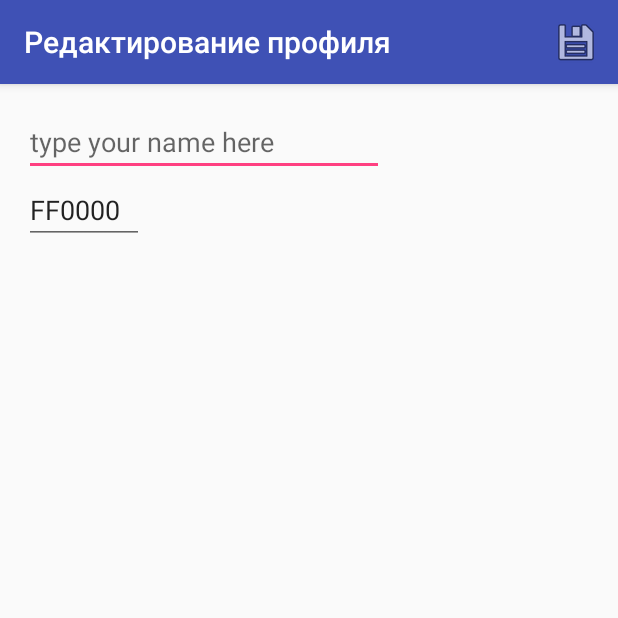
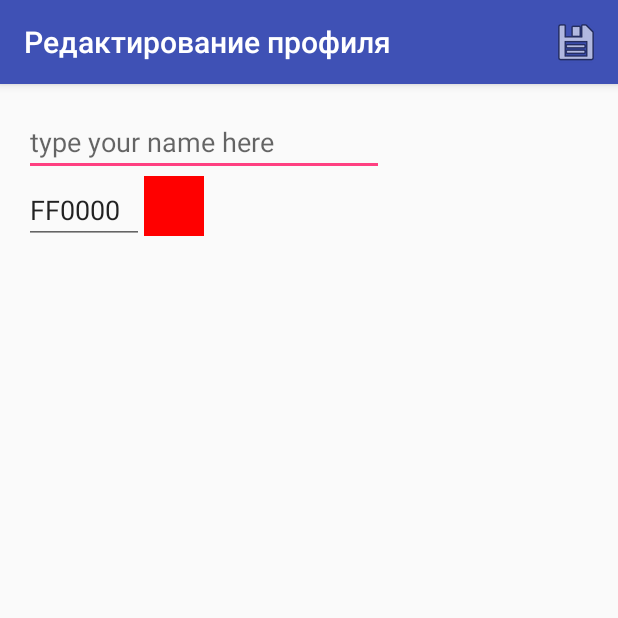
Before and after one commit to fnail1/towers-android, an Android app: the EditProfileActivity screen opened directly, with no data from a screen before it, on a phone screen of 412 x 824 dp, the top half of it. Run offline under Robolectric (Android 15) with nearby library versions, the phone set to English and light mode, and no system bars; our stand-ins replace ButterKnife; network calls fail.

Commit message:
редактирование профиля

```diff
--- a/app/src/main/java/ru/mail/my/towers/api/TowersGameApi.java
+++ b/app/src/main/java/ru/mail/my/towers/api/TowersGameApi.java
@@ -78,8 +78,9 @@ public interface TowersGameApi {
     /**
      * Изменение своего профиля
      */
+    @FormUrlEncoded
     @PUT("me/profile")
-    Call<GsonPutProfileResponse> setMyProfile(String name, String hexColor);
+    Call<GsonPutProfileResponse> setMyProfile(@Field("name") String name, @Field("color") String hexColor);
 
     /**
      * Башни текущего пользователя
@@ -103,7 +104,11 @@ public interface TowersGameApi {
      * Башни. Получение списка в конкретной точке
      */
     @GET("towers")
-    Call<GsonTowersInfoResponse> getTowersInfo(@Query("lat") double lat, @Query("lng") double lng);
+    Call<GsonTowersInfoResponse> getTowersInfo(
+            @Query("bottomLat") double minLat,
+            @Query("topLng") double minLng,
+            @Query("topLat") double maxLat,
+            @Query("bottomLng") double maxLng);
 
     /**
      * Башни. Информация о башне
--- a/app/src/main/java/ru/mail/my/towers/data/DbUtils.java
+++ b/app/src/main/java/ru/mail/my/towers/data/DbUtils.java
@@ -246,7 +246,7 @@ public class DbUtils {
 
         sb.delete(sb.length() - 2, sb.length());
 
-        sb.append("where ").append(pk).append(" = ?");
+        sb.append("\n where ").append(pk).append(" = ?");
 
         return sb.toString();
     }
--- a/app/src/main/java/ru/mail/my/towers/model/AbsRow.java
+++ b/app/src/main/java/ru/mail/my/towers/model/AbsRow.java
@@ -3,7 +3,7 @@ package ru.mail.my.towers.model;
 import ru.mail.my.towers.data.DbColumn;
 
 public class AbsRow {
-    @DbColumn(name = ColumnNames.ID)
+    @DbColumn(name = ColumnNames.ID, primaryKey = true)
     public long _id;
 
     public int _generation;
--- a/app/src/main/java/ru/mail/my/towers/service/LocationAppService.java
+++ b/app/src/main/java/ru/mail/my/towers/service/LocationAppService.java
@@ -69,6 +69,7 @@ public class LocationAppService implements LocationListener, AppStateService.App
         subscribed = true;
 
         systemService.requestLocationUpdates(LocationManager.GPS_PROVIDER, 1000, 10, this);
+        systemService.requestLocationUpdates(LocationManager.NETWORK_PROVIDER, 5000, 100, this);
         Location location = currentLocation();
         Logger.logLocation(location);
     }
@@ -94,7 +95,7 @@ public class LocationAppService implements LocationListener, AppStateService.App
         }
         Location location = systemService.getLastKnownLocation(LocationManager.GPS_PROVIDER);
         if (location != null && Math.abs(location.getTime() - System.currentTimeMillis()) > 5 * 60 * 1000) {
-            return null;
+            location = systemService.getLastKnownLocation(LocationManager.NETWORK_PROVIDER);
         }
         return location;
     }
--- a/app/src/main/java/ru/mail/my/towers/ui/EditProfileActivity.java
+++ b/app/src/main/java/ru/mail/my/towers/ui/EditProfileActivity.java
@@ -6,9 +6,11 @@ import android.os.Bundle;
 import android.text.Editable;
 import android.text.TextUtils;
 import android.text.TextWatcher;
+import android.util.Log;
 import android.view.Menu;
 import android.view.MenuInflater;
 import android.view.MenuItem;
+import android.view.View;
 import android.widget.EditText;
 import android.widget.Toast;
 
@@ -16,6 +18,8 @@ import java.io.IOException;
 import java.net.HttpURLConnection;
 
 import butterknife.BindView;
+import butterknife.ButterKnife;
+import butterknife.OnEditorAction;
 import retrofit2.Response;
 import ru.mail.my.towers.R;
 import ru.mail.my.towers.api.model.GsonPutProfileResponse;
@@ -34,12 +38,17 @@ public class EditProfileActivity extends AppCompatActivity implements GameServic
 
     @BindView(R.id.color)
     EditText color;
+
+    @BindView(R.id.color_sample)
+    View colorSample;
+
     private ProgressDialog progressDialog;
 
     @Override
     protected void onCreate(Bundle savedInstanceState) {
         super.onCreate(savedInstanceState);
         setContentView(R.layout.activity_edit_profile);
+        ButterKnife.bind(this);
         setTitle(getString(R.string.edit_profile_title));
         color.addTextChangedListener(new MyColorFormatter());
     }
@@ -83,7 +92,7 @@ public class EditProfileActivity extends AppCompatActivity implements GameServic
 
         int newColor;
         try {
-            newColor = Integer.parseInt(color.getText().toString());
+            newColor = Integer.parseInt(color.getText().toString(), 16);
         } catch (NumberFormatException e) {
             Toast.makeText(this, R.string.error_invalid_color, Toast.LENGTH_LONG).show();
             return;
@@ -97,8 +106,10 @@ public class EditProfileActivity extends AppCompatActivity implements GameServic
 
     @Override
     public void onMyProfileChanged(UserInfo args) {
-        name.setText(args.name);
-        color.setText(Integer.toString(args.color, 16));
+        runOnUiThread(() -> {
+            name.setText(args.name);
+            color.setText(Integer.toString(args.color, 16));
+        });
     }
 
 
@@ -143,7 +154,19 @@ public class EditProfileActivity extends AppCompatActivity implements GameServic
 
         @Override
         public void onTextChanged(CharSequence charSequence, int i, int i1, int i2) {
+            int color = UserInfo.parseColor(EditProfileActivity.this.color.getText().toString()) & 0xffffff;
 
+//            String hexColor = Integer.toHexString(color);
+//            if (hexColor.length() > 6)
+//                hexColor = hexColor.substring(0, 6);
+//            else {
+//                StringBuilder sb = new StringBuilder("000000");
+//                sb.replace(6 - hexColor.length(), 6, hexColor);
+//                hexColor = sb.toString();
+//            }
+//            Log.d("EditProfileActivity", hexColor);
+
+            colorSample.setBackgroundColor(0xff000000 | color);
         }
 
         @Override
--- a/app/src/main/java/ru/mail/my/towers/ui/widgets/CirclesView.java
+++ b/app/src/main/java/ru/mail/my/towers/ui/widgets/CirclesView.java
@@ -143,7 +143,7 @@ public class CirclesView extends View {
         for (int i = 0; i < xs.length; i++) {
             icon.setBounds(xs[i] - iconWidth / 2, ys[i] - iconHeight / 2, xs[i] + iconWidth / 2, ys[i] + iconHeight / 2);
             icon.setTint(cs[i]);
-            icon.setTintMode(PorterDuff.Mode.ADD);
+            icon.setTintMode(PorterDuff.Mode.XOR);
             icon.draw(canvas);
         }
 
--- a/app/src/main/res/layout/activity_edit_profile.xml
+++ b/app/src/main/res/layout/activity_edit_profile.xml
@@ -15,8 +15,8 @@
         android:id="@+id/name"
         android:layout_width="240dp"
         android:layout_height="wrap_content"
-        android:singleLine="true"
-        android:hint="type your name here"/>
+        android:hint="type your name here"
+        android:singleLine="true"/>
 
     <EditText
         android:id="@+id/color"
@@ -26,4 +26,15 @@
         android:singleLine="true"
         android:text="FF0000"/>
 
+    <View
+        android:id="@+id/color_sample"
+        android:layout_width="40dp"
+        android:layout_height="40dp"
+        android:layout_alignTop="@id/color"
+        android:layout_toEndOf="@+id/color"
+        android:layout_toRightOf="@id/color"
+        android:padding="@dimen/padding"
+        android:background="#ff0000"
+        />
+
 </RelativeLayout>
--- a/app/src/main/res/values/colors.xml
+++ b/app/src/main/res/values/colors.xml
@@ -3,5 +3,9 @@
     <color name="colorPrimary">#3F51B5</color>
     <color name="colorPrimaryDark">#303F9F</color>
     <color name="colorAccent">#FF4081</color>
-    <color name="colorMapItem">#ff0066ff</color>
+
+    <color name="colorMapCtrl">#ff0066ff</color>
+    <color name="colorMapCtrlBackground">#660066ff</color>
+    <color name="colorMapCtrlRipple">#FF1b48FF</color>
+
 </resources>
--- a/app/src/main/res/values/dimens.xml
+++ b/app/src/main/res/values/dimens.xml
@@ -2,4 +2,5 @@
     <!-- Default screen margins, per the Android Design guidelines. -->
     <dimen name="activity_horizontal_margin">16dp</dimen>
     <dimen name="activity_vertical_margin">16dp</dimen>
+    <dimen name="padding">16dp</dimen>
 </resources>
--- a/app/src/main/res/values/styles.xml
+++ b/app/src/main/res/values/styles.xml
@@ -9,8 +9,8 @@
     </style>
 
     <style name="MapControlsButton">
-        <item name="android:textColor">@color/colorMapItem</item>
-        <item name="android:background">#66000000</item>
+        <item name="android:textColor">@color/colorMapCtrl</item>
+        <item name="android:background">@drawable/bg_ripple_map_ctrl</item>
     </style>
 
     <style name="MapControlsButton.TextAppearance">
```
Also changed, not shown: app/src/main/java/ru/mail/my/towers/model/UserInfo.java (+14 -2 lines), app/src/main/java/ru/mail/my/towers/model/db/TowersTable.java (+8 -4 lines), app/src/main/java/ru/mail/my/towers/service/GameService.java (+6 -1 lines), app/src/main/java/ru/mail/my/towers/service/MapObjectsService.java (+35 -15 lines), app/src/main/java/ru/mail/my/towers/ui/MainActivity.java (+38 -14 lines), app/src/main/res/drawable-v21/bg_ripple_map_ctrl.xml (added, +27 -0 lines), app/src/main/res/drawable/bg_ripple_map_ctrl.xml (added, +13 -0 lines), app/src/main/res/layout/activity_main.xml (+14 -0 lines).
